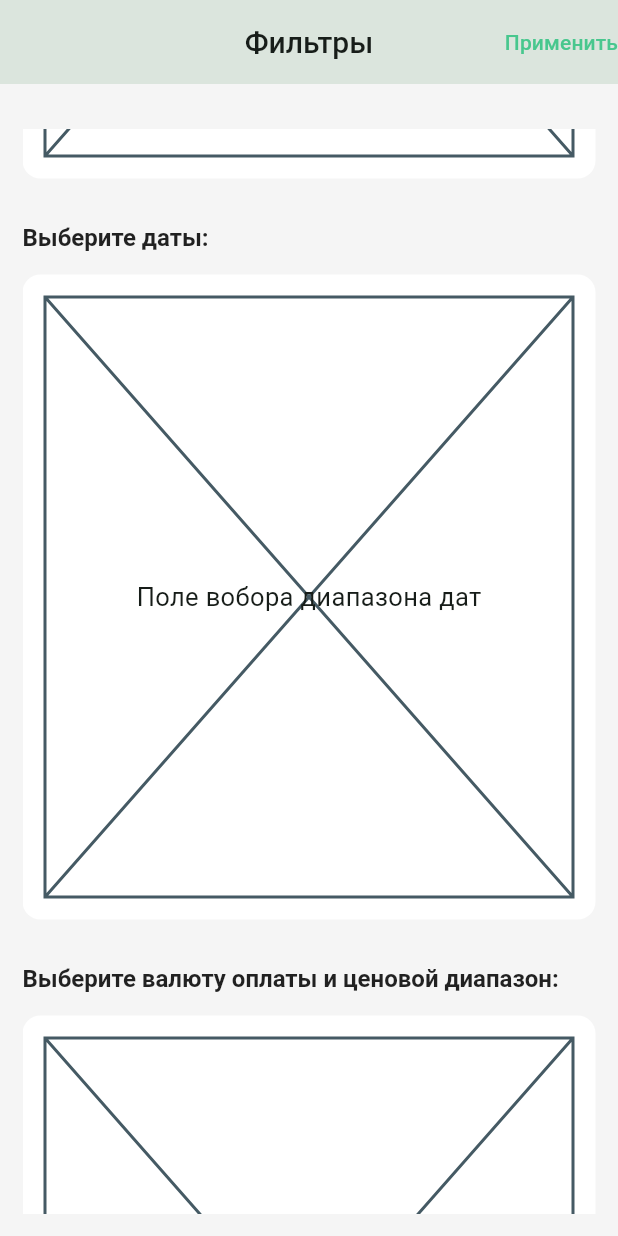
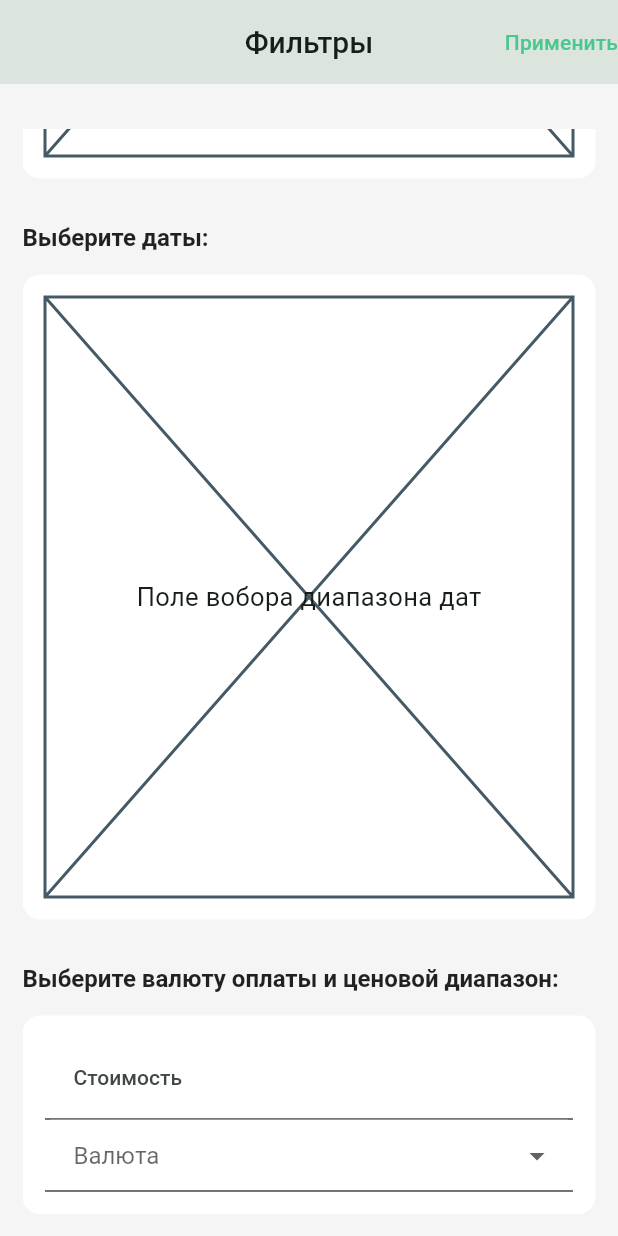
Before and after one commit to openworld-community/ows-events-mobile, a Flutter app: the FiltersBottomSheet widget shown alone on an empty page, opened directly, scrolled down 431 dp, on a phone screen of 412 x 824 dp. Run offline on Flutter 3.47's test engine with Material 2 defaults, Android fonts, the phone set to English and light mode, and no system bars; our stand-ins replace cached_network_image, custom_refresh_indicator, dio, easy_localization, flutter_map, flutter_riverpod and 14 more; missing offline and left inert: talker_dio_logger; accounts and stored records are empty; generated files the repository leaves out were written again; statements that could not run were skipped.

Commit message:
#173 add price currency filter

```diff
--- a/assets/translations/ru.json
+++ b/assets/translations/ru.json
@@ -60,6 +60,6 @@
   "selectCityTitle": "Выберите город:",
   "selectCategoriesTitle": "Выберите категории:",
   "selectDatesTitle": "Выберите даты:",
-  "selectPriceTitle": "Выберите валюту оплаты и ценовой диапазон:"
-
+  "selectPriceTitle": "Выберите валюту оплаты и ценовой диапазон:",
+  "currency": "Валюта"
 }
--- /dev/null
+++ b/lib/common_widgets/currency_selector.dart
@@ -0,0 +1,33 @@
+import 'package:easy_localization/easy_localization.dart';
+import 'package:flutter/material.dart';
+
+class CurrencySelector extends StatelessWidget {
+  const CurrencySelector({
+    super.key,
+    required this.items,
+    required this.onChanged,
+  });
+
+  final Map<String, String> items;
+  final void Function(String?) onChanged;
+
+  @override
+  Widget build(BuildContext context) {
+    return DropdownButtonFormField<String>(
+      isExpanded: true,
+      hint: Text('currency'.tr()),
+      items: _getDropdownMenuItems(items),
+      onChanged: onChanged,
+    );
+  }
+
+  List<DropdownMenuItem<String>> _getDropdownMenuItems(
+      Map<String, String> entities) {
+    return entities.entries
+        .map((entity) => DropdownMenuItem<String>(
+              value: entity.key,
+              child: Text(entity.value),
+            ))
+        .toList();
+  }
+}
--- /dev/null
+++ b/lib/common_widgets/price_field.dart
@@ -0,0 +1,23 @@
+import 'package:easy_localization/easy_localization.dart';
+import 'package:flutter/material.dart';
+
+class PriceField extends StatelessWidget {
+  const PriceField({
+    super.key,
+    required this.onChanged,
+  });
+
+  final void Function(String) onChanged;
+
+  @override
+  Widget build(BuildContext context) {
+    return TextField(
+      decoration: InputDecoration(
+        label: Text('price'.tr()),
+      ),
+      keyboardType: TextInputType.number,
+      autocorrect: false,
+      onChanged: onChanged,
+    );
+  }
+}
--- /dev/null
+++ b/lib/features/filters/data/currencies_provider.dart
@@ -0,0 +1,7 @@
+import 'package:flutter_riverpod/flutter_riverpod.dart';
+
+// TODO: поменять на данные, получаеммые по валютам с бэка
+final currenciesProvider = Provider<Map<String, String>>((ref) => {
+      'rub': 'rub',
+      'dollar': '\$',
+    });
--- /dev/null
+++ b/lib/features/filters/domain/price_currency.dart
@@ -0,0 +1,9 @@
+class PriceCurrency {
+  PriceCurrency({
+    required this.price,
+    required this.currency,
+  });
+
+  double price;
+  String currency;
+}
--- a/lib/features/filters/presentation/filters_bottom_sheet.dart
+++ b/lib/features/filters/presentation/filters_bottom_sheet.dart
@@ -1,7 +1,9 @@
 import 'package:easy_localization/easy_localization.dart';
 import 'package:flutter/material.dart';
 import 'package:ows_events_mobile/common_widgets/bottom_sheet_with_scuffold.dart';
+import 'package:ows_events_mobile/features/filters/domain/price_currency.dart';
 import 'package:ows_events_mobile/features/filters/presentation/filter_section.dart';
+import 'package:ows_events_mobile/features/filters/presentation/price_currency_filter.dart';
 import 'package:ows_events_mobile/theme/app_theme.dart';
 
 class FiltersBottomSheet extends StatelessWidget {
@@ -47,10 +49,12 @@ class FiltersBottomSheet extends StatelessWidget {
           ),
           FilterSection(
             title: 'selectPriceTitle'.tr(),
-            child: const Placeholder(
-              child: Center(
-                child: Text('Поля вобора валюты и цены'),
-              ),
+            child: PriceCurrencyFilter(
+              onChanged: (PriceCurrency priceCurrency) {
+                // TODO: добавить сохранение выбранных стоимости и валюты в провайдер
+                print(
+                    'price and currency ${priceCurrency.price} ${priceCurrency.currency}');
+              },
             ),
           ),
         ],
--- /dev/null
+++ b/lib/features/filters/presentation/price_currency_filter.dart
@@ -0,0 +1,60 @@
+import 'package:flutter/material.dart';
+import 'package:flutter_riverpod/flutter_riverpod.dart';
+import 'package:ows_events_mobile/common_widgets/currency_selector.dart';
+import 'package:ows_events_mobile/common_widgets/price_field.dart';
+import 'package:ows_events_mobile/features/filters/data/currencies_provider.dart';
+import 'package:ows_events_mobile/features/filters/domain/price_currency.dart';
+
+class PriceCurrencyFilter extends ConsumerStatefulWidget {
+  const PriceCurrencyFilter({
+    super.key,
+    required this.onChanged,
+  });
+
+  final void Function(PriceCurrency) onChanged;
+
+  @override
+  ConsumerState<PriceCurrencyFilter> createState() =>
+      _PriceCurrencyFilterState();
+}
+
+class _PriceCurrencyFilterState extends ConsumerState<PriceCurrencyFilter> {
+  double? _price;
+  String? _currency;
+
+  Map<String, String> get _currencies => ref.watch(currenciesProvider);
+
+  @override
+  Widget build(BuildContext context) {
+    return Column(
+      children: [
+        PriceField(
+          onChanged: (String value) {
+            setState(() {
+              _price = double.parse(value);
+            });
+
+            _setValue();
+          },
+        ),
+        CurrencySelector(
+            items: _currencies,
+            onChanged: (String? value) {
+              setState(() {
+                _currency = value;
+              });
+
+              _setValue();
+            }),
+      ],
+    );
+  }
+
+  void _setValue() {
+    if (_price == null || _currency == null) return;
+
+    final priceCurrency = PriceCurrency(price: _price!, currency: _currency!);
+
+    widget.onChanged(priceCurrency);
+  }
+}
```
